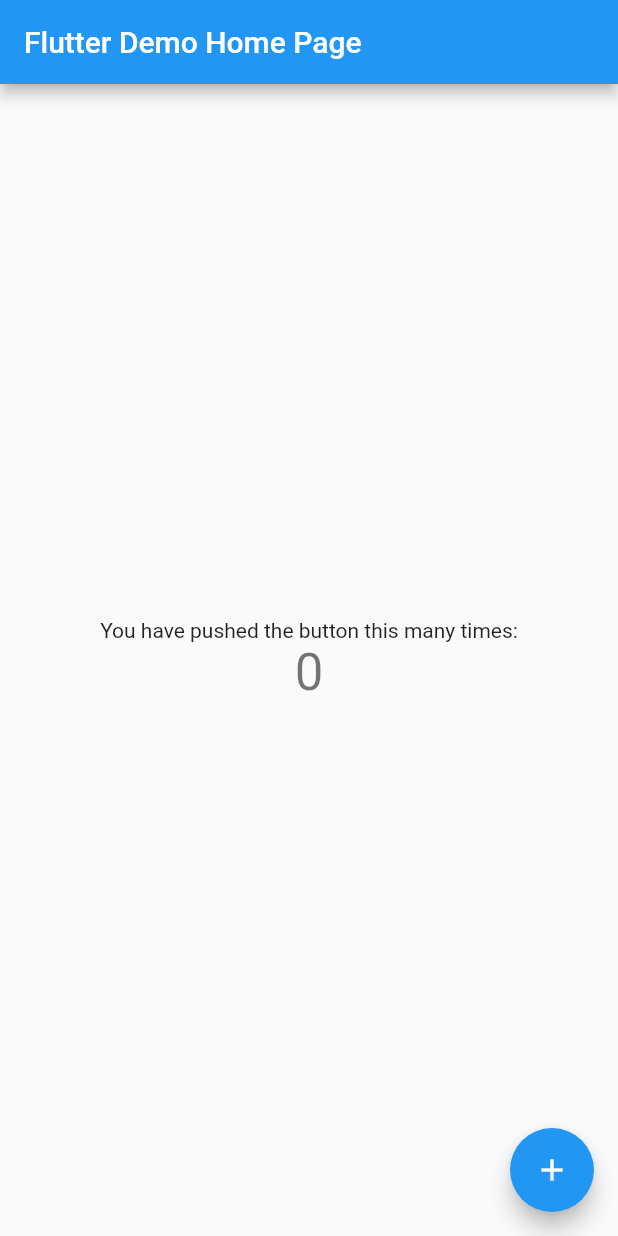
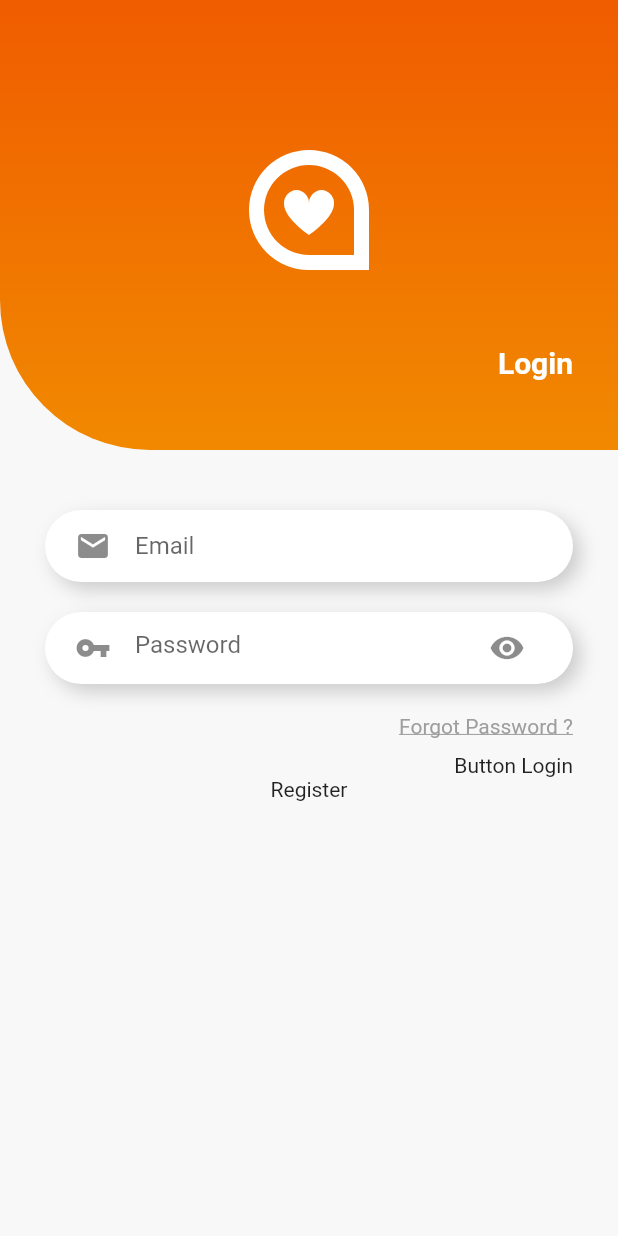
Before and after one commit to syafrialzulmi/flutter_login_page, a Flutter app: the screen it shows after launch, on a phone screen of 412 x 824 dp. Run offline on Flutter 3.47's test engine with Material 2 defaults, Android fonts, the phone set to English and light mode, and no system bars; our stand-ins replace flutter_svg.

Commit message:
header and text form field

```diff
--- a/lib/main.dart
+++ b/lib/main.dart
@@ -1,4 +1,6 @@
 import 'package:flutter/material.dart';
+import 'package:flutter/services.dart';
+import 'package:flutter_svg/svg.dart';
 
 void main() {
   runApp(const MyApp());
@@ -7,109 +9,188 @@
 class MyApp extends StatelessWidget {
   const MyApp({Key? key}) : super(key: key);
 
-  // This widget is the root of your application.
   @override
   Widget build(BuildContext context) {
     return MaterialApp(
-      title: 'Flutter Demo',
-      theme: ThemeData(
-        // This is the theme of your application.
-        //
-        // Try running your application with "flutter run". You'll see the
-        // application has a blue toolbar. Then, without quitting the app, try
-        // changing the primarySwatch below to Colors.green and then invoke
-        // "hot reload" (press "r" in the console where you ran "flutter run",
-        // or simply save your changes to "hot reload" in a Flutter IDE).
-        // Notice that the counter didn't reset back to zero; the application
-        // is not restarted.
-        primarySwatch: Colors.blue,
-      ),
-      home: const MyHomePage(title: 'Flutter Demo Home Page'),
+      title: 'Login Page',
+      debugShowCheckedModeBanner: false,
+      home: MyHome(),
     );
   }
 }
 
-class MyHomePage extends StatefulWidget {
-  const MyHomePage({Key? key, required this.title}) : super(key: key);
-
-  // This widget is the home page of your application. It is stateful, meaning
-  // that it has a State object (defined below) that contains fields that affect
-  // how it looks.
-
-  // This class is the configuration for the state. It holds the values (in this
-  // case the title) provided by the parent (in this case the App widget) and
-  // used by the build method of the State. Fields in a Widget subclass are
-  // always marked "final".
-
-  final String title;
+class MyHome extends StatefulWidget {
+  const MyHome({Key? key}) : super(key: key);
 
   @override
-  State<MyHomePage> createState() => _MyHomePageState();
+  _MyHomeState createState() => _MyHomeState();
 }
 
-class _MyHomePageState extends State<MyHomePage> {
-  int _counter = 0;
-
-  void _incrementCounter() {
-    setState(() {
-      // This call to setState tells the Flutter framework that something has
-      // changed in this State, which causes it to rerun the build method below
-      // so that the display can reflect the updated values. If we changed
-      // _counter without calling setState(), then the build method would not be
-      // called again, and so nothing would appear to happen.
-      _counter++;
-    });
-  }
-
+class _MyHomeState extends State<MyHome> {
+  bool _isObscure = true;
   @override
   Widget build(BuildContext context) {
-    // This method is rerun every time setState is called, for instance as done
-    // by the _incrementCounter method above.
-    //
-    // The Flutter framework has been optimized to make rerunning build methods
-    // fast, so that you can just rebuild anything that needs updating rather
-    // than having to individually change instances of widgets.
     return Scaffold(
-      appBar: AppBar(
-        // Here we take the value from the MyHomePage object that was created by
-        // the App.build method, and use it to set our appbar title.
-        title: Text(widget.title),
+      backgroundColor: Color(0xffF8F8F8),
+      body: Stack(
+        children: <Widget>[
+          SingleChildScrollView(
+            child: Column(
+              children: <Widget>[
+                Container(
+                  width: MediaQuery.of(context).size.width,
+                  height: 300,
+                  decoration: BoxDecoration(
+                    color: Colors.amber,
+                    borderRadius: BorderRadius.only(
+                      bottomLeft: Radius.circular(100),
                     ),
-      body: Center(
-        // Center is a layout widget. It takes a single child and positions it
-        // in the middle of the parent.
+                    gradient: LinearGradient(
+                      colors: [Color(0xffF05C00), Color(0xffF18900)],
+                      stops: [0.0, 1],
+                      begin: Alignment.topCenter,
+                      end: Alignment.bottomCenter,
+                    ),
+                  ),
+                  child: Container(
                     child: Column(
-          // Column is also a layout widget. It takes a list of children and
-          // arranges them vertically. By default, it sizes itself to fit its
-          // children horizontally, and tries to be as tall as its parent.
-          //
-          // Invoke "debug painting" (press "p" in the console, choose the
-          // "Toggle Debug Paint" action from the Flutter Inspector in Android
-          // Studio, or the "Toggle Debug Paint" command in Visual Studio Code)
-          // to see the wireframe for each widget.
-          //
-          // Column has various properties to control how it sizes itself and
-          // how it positions its children. Here we use mainAxisAlignment to
-          // center the children vertically; the main axis here is the vertical
-          // axis because Columns are vertical (the cross axis would be
-          // horizontal).
-          mainAxisAlignment: MainAxisAlignment.center,
+                      mainAxisAlignment: MainAxisAlignment.start,
                       children: <Widget>[
-            const Text(
-              'You have pushed the button this many times:',
+                        SizedBox(
+                          height: 100,
                         ),
-            Text(
-              '$_counter',
-              style: Theme.of(context).textTheme.headline4,
+                        Container(
+                          width: 80,
+                          height: 80,
+                          child: SvgPicture.asset(
+                            'assets/logo/comment-heart.svg',
+                            color: Colors.white,
+                          ),
+                        ),
+                        SizedBox(
+                          height: 50,
+                        ),
+                        Container(
+                          padding: EdgeInsets.symmetric(
+                            horizontal: 30,
+                          ),
+                          alignment: Alignment.topRight,
+                          child: Text(
+                            'Login',
+                            style: TextStyle(
+                              fontSize: 20,
+                              fontWeight: FontWeight.bold,
+                              color: Colors.white,
+                            ),
+                          ),
                         ),
                       ],
                     ),
                   ),
-      floatingActionButton: FloatingActionButton(
-        onPressed: _incrementCounter,
-        tooltip: 'Increment',
-        child: const Icon(Icons.add),
-      ), // This trailing comma makes auto-formatting nicer for build methods.
+                ),
+                Container(
+                  padding: EdgeInsets.symmetric(
+                    horizontal: 30,
+                  ),
+                  width: MediaQuery.of(context).size.width,
+                  child: Column(
+                    crossAxisAlignment: CrossAxisAlignment.end,
+                    children: <Widget>[
+                      SizedBox(
+                        height: 30,
+                      ),
+                      Container(
+                        margin: EdgeInsets.symmetric(
+                          vertical: 10,
+                        ),
+                        padding: EdgeInsets.symmetric(
+                          horizontal: 20,
+                        ),
+                        decoration: BoxDecoration(
+                            color: Colors.white,
+                            borderRadius: BorderRadius.circular(50.0),
+                            boxShadow: [
+                              BoxShadow(
+                                color: Colors.grey.withOpacity(0.5),
+                                blurRadius: 10.0,
+                                spreadRadius: 0.0,
+                                offset: Offset(5.0, 5.0),
+                              ),
+                            ]),
+                        child: TextFormField(
+                          decoration: InputDecoration(
+                              icon: Icon(
+                                Icons.email,
+                              ),
+                              hintText: 'Email',
+                              border: InputBorder.none),
+                        ),
+                      ),
+                      Container(
+                        margin: EdgeInsets.symmetric(
+                          vertical: 10,
+                        ),
+                        padding: EdgeInsets.symmetric(
+                          horizontal: 20,
+                        ),
+                        decoration: BoxDecoration(
+                            color: Colors.white,
+                            borderRadius: BorderRadius.circular(50.0),
+                            boxShadow: [
+                              BoxShadow(
+                                color: Colors.grey.withOpacity(0.5),
+                                blurRadius: 10.0,
+                                spreadRadius: 0.0,
+                                offset: Offset(5.0, 5.0),
+                              ),
+                            ]),
+                        child: TextFormField(
+                          obscureText: _isObscure,
+                          enableSuggestions: false,
+                          autocorrect: false,
+                          decoration: InputDecoration(
+                            icon: Icon(
+                              Icons.vpn_key,
+                            ),
+                            hintText: 'Password',
+                            border: InputBorder.none,
+                            suffixIcon: IconButton(
+                              icon: Icon(_isObscure
+                                  ? Icons.visibility
+                                  : Icons.visibility_off),
+                              onPressed: () {
+                                setState(() {
+                                  _isObscure = !_isObscure;
+                                });
+                              },
+                            ),
+                          ),
+                        ),
+                      ),
+                      Container(
+                        padding: EdgeInsets.symmetric(
+                          vertical: 10,
+                        ),
+                        child: GestureDetector(
+                          child: Text(
+                            'Forgot Password ?',
+                            style: TextStyle(
+                              decoration: TextDecoration.underline,
+                              color: Colors.grey,
+                            ),
+                          ),
+                        ),
+                      ),
+                      Text('Button Login'),
+                    ],
+                  ),
+                ),
+                Text('Register')
+              ],
+            ),
+          )
+        ],
+      ),
     );
   }
 }
--- a/pubspec.yaml
+++ b/pubspec.yaml
@@ -27,6 +27,7 @@
 # the latest version available on pub.dev. To see which dependencies have newer
 # versions available, run `flutter pub outdated`.
 dependencies:
+  flutter_svg: ^0.23.0+1
   flutter:
     sdk: flutter
 
@@ -58,9 +59,8 @@
   uses-material-design: true
 
   # To add assets to your application, add an assets section, like this:
-  # assets:
-  #   - images/a_dot_burr.jpeg
-  #   - images/a_dot_ham.jpeg
+  assets:
+    - assets/logo/
 
   # An image asset can refer to one or more resolution-specific "variants", see
   # https://flutter.dev/assets-and-images/#resolution-aware.
```
Also changed, not shown: assets/logo/comment-heart.svg (added), pubspec.lock. Lines whose indentation alone changed are shown as unchanged.
